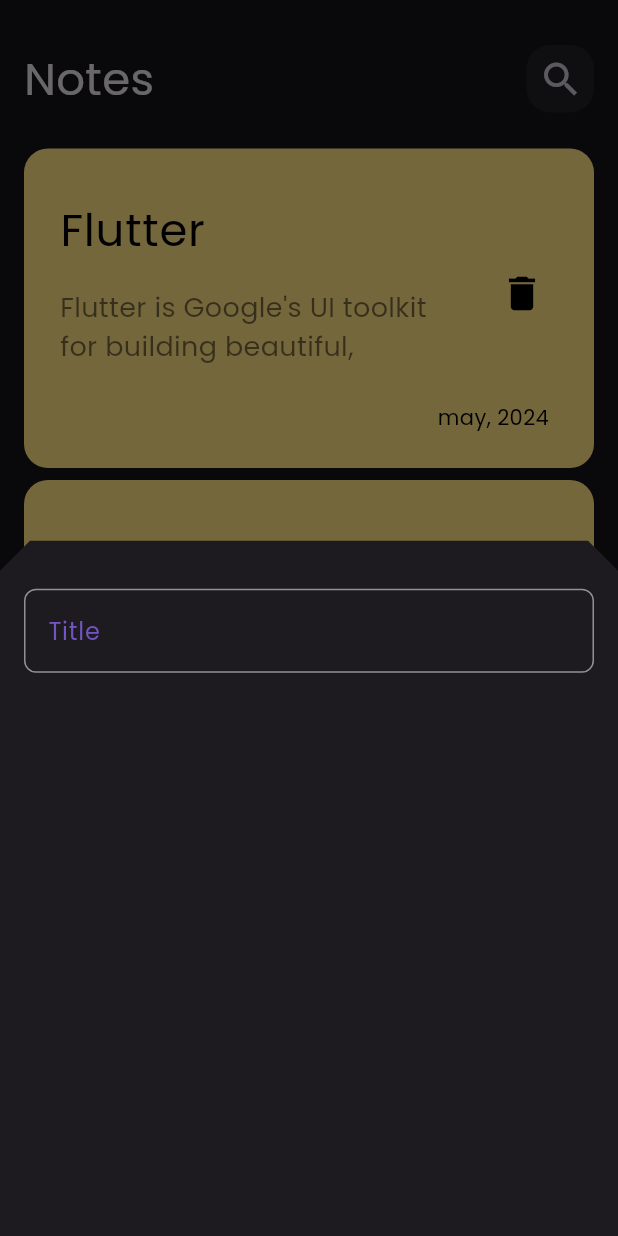
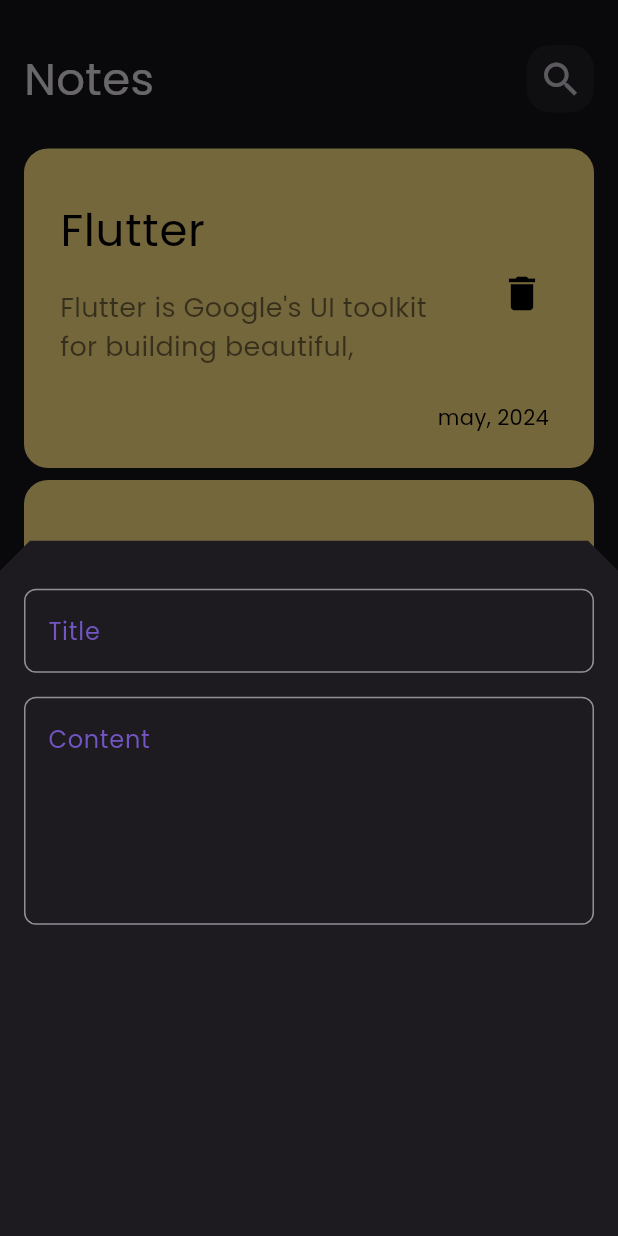
Before and after one commit to omaaramer/notes_app, a Flutter app: the screen it shows after launch, after a tap on the "add" icon, on a phone screen of 412 x 824 dp. Run offline on Flutter 3.47's test engine with Material 3 defaults, Android fonts, the phone set to English and light mode, and no system bars.

Commit message:
add fields to note bottom sheet

```diff
--- a/lib/views/widgets/add_botton_sheet.dart
+++ b/lib/views/widgets/add_botton_sheet.dart
@@ -14,7 +14,14 @@ class AddModelBottomSheet extends StatelessWidget {
       child: Column(
         children: [
           SizedBox(height: 32),
-          CustomTetField(),
+          CustomTetField(
+            hint: 'Title',
+          ),
+          SizedBox(height: 16),
+          CustomTetField(
+            hint: 'Content',
+            maxLine: 5,
+          ),
         ],
       ),
     );
--- a/lib/views/widgets/custom_text_field.dart
+++ b/lib/views/widgets/custom_text_field.dart
@@ -1,18 +1,19 @@
 import 'package:flutter/material.dart';
-
 import '../../constants.dart';
 
 class CustomTetField extends StatelessWidget {
-  const CustomTetField({
-    super.key,
-  });
+  const CustomTetField({super.key, required this.hint, this.maxLine = 1});
+
+  final String hint;
+  final int maxLine;
 
   @override
   Widget build(BuildContext context) {
     return TextField(
       cursorColor: kPrimaryColor,
+      maxLines: maxLine,
       decoration: InputDecoration(
-        hintText: "Title",
+        hintText: hint,
         hintStyle: TextStyle(color: kPrimaryColor),
         border: buildBorder(),
       ),
```
